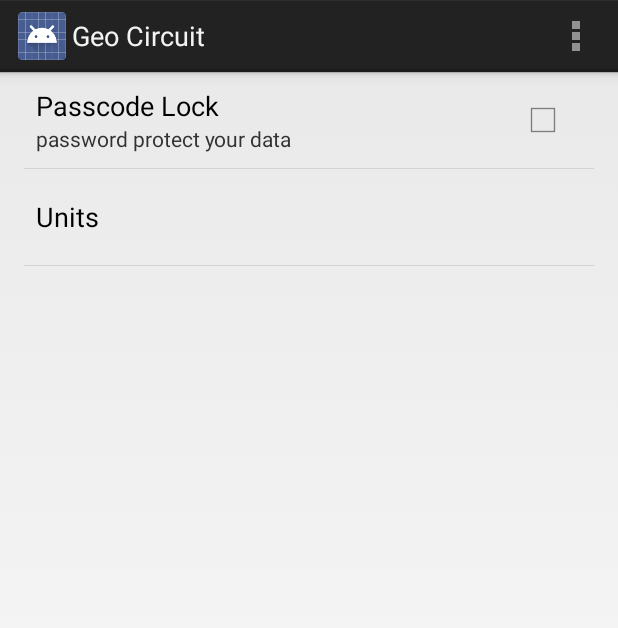
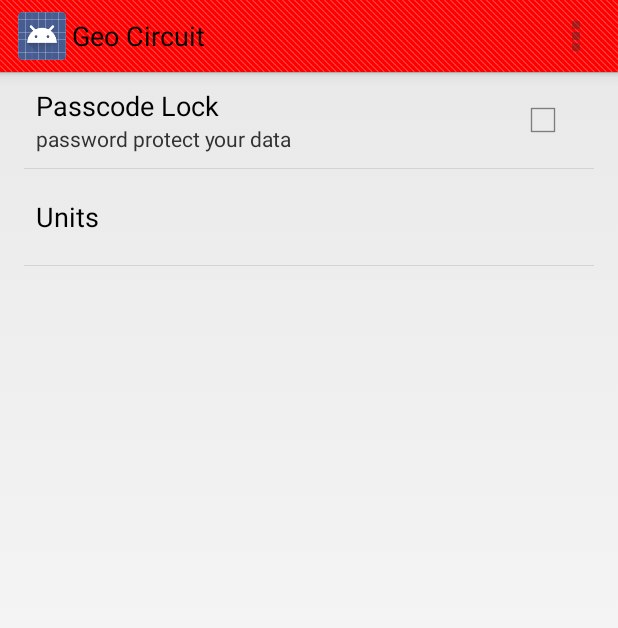
Before and after one commit to jasonscott5391/geo-circuit, an Android app: the screen it shows after launch (MainActivity), on a phone screen of 412 x 824 dp. Shown: the top 628 px of the screen. Run offline under Robolectric (Android 15) with nearby library versions, the phone set to English and light mode, and no system bars.

Commit message:
Reverted back to style

```diff
--- a/GeoCircuit/app/src/main/res/values/styles.xml
+++ b/GeoCircuit/app/src/main/res/values/styles.xml
@@ -1,8 +1,80 @@
+<?xml version="1.0" encoding="utf-8"?>
+<!-- File created by the Android Action Bar Style Generator
+
+     Copyright (C) 2011 The Android Open Source Project
+     Copyright (C) 2012 readyState Software Ltd
+
+     Licensed under the Apache License, Version 2.0 (the "License");
+     you may not use this file except in compliance with the License.
+     You may obtain a copy of the License at
+
+          http://www.apache.org/licenses/LICENSE-2.0
+
+     Unless required by applicable law or agreed to in writing, software
+     distributed under the License is distributed on an "AS IS" BASIS,
+     WITHOUT WARRANTIES OR CONDITIONS OF ANY KIND, either express or implied.
+     See the License for the specific language governing permissions and
+     limitations under the License.
+-->
+
 <resources>
 
-    <!-- Base application theme. -->
-    <style name="AppTheme" parent="android:Theme.Holo.Light.DarkActionBar">
-        <!-- Customize your theme here. -->
+    <style name="Theme.Geo_circuit" parent="@android:style/Theme.Holo.Light">
+        <item name="android:actionBarItemBackground">@drawable/selectable_background_geo_circuit</item>
+        <item name="android:popupMenuStyle">@style/PopupMenu.Geo_circuit</item>
+        <item name="android:dropDownListViewStyle">@style/DropDownListView.Geo_circuit</item>
+        <item name="android:actionBarTabStyle">@style/ActionBarTabStyle.Geo_circuit</item>
+        <item name="android:actionDropDownStyle">@style/DropDownNav.Geo_circuit</item>
+        <item name="android:actionBarStyle">@style/ActionBar.Solid.Geo_circuit</item>
+        <item name="android:actionModeBackground">@drawable/cab_background_top_geo_circuit</item>
+        <item name="android:actionModeSplitBackground">@drawable/cab_background_bottom_geo_circuit</item>
+        <item name="android:actionModeCloseButtonStyle">@style/ActionButton.CloseMode.Geo_circuit</item>
+
+
+    </style>
+
+    <style name="ActionBar.Solid.Geo_circuit" parent="@android:style/Widget.Holo.Light.ActionBar.Solid">
+        <item name="android:background">@drawable/ab_background_textured_geo_circuit</item>
+        <item name="android:backgroundStacked">@drawable/ab_stacked_solid_geo_circuit</item>
+        <item name="android:backgroundSplit">@drawable/ab_background_textured_geo_circuit</item>
+        <item name="android:progressBarStyle">@style/ProgressBar.Geo_circuit</item>
+    </style>
+
+    <style name="ActionBar.Transparent.Geo_circuit" parent="@android:style/Widget.Holo.Light.ActionBar">
+        <item name="android:background">@drawable/ab_transparent_geo_circuit</item>
+        <item name="android:progressBarStyle">@style/ProgressBar.Geo_circuit</item>
+    </style>
+
+    <style name="PopupMenu.Geo_circuit" parent="@android:style/Widget.Holo.Light.ListPopupWindow">
+        <item name="android:popupBackground">@drawable/menu_dropdown_panel_geo_circuit</item>
+    </style>
+
+    <style name="DropDownListView.Geo_circuit" parent="@android:style/Widget.Holo.Light.ListView.DropDown">
+        <item name="android:listSelector">@drawable/selectable_background_geo_circuit</item>
+    </style>
+
+    <style name="ActionBarTabStyle.Geo_circuit" parent="@android:style/Widget.Holo.Light.ActionBar.TabView">
+        <item name="android:background">@drawable/tab_indicator_ab_geo_circuit</item>
+    </style>
+
+    <style name="DropDownNav.Geo_circuit" parent="@android:style/Widget.Holo.Light.Spinner">
+        <item name="android:background">@drawable/spinner_background_ab_geo_circuit</item>
+        <item name="android:popupBackground">@drawable/menu_dropdown_panel_geo_circuit</item>
+        <item name="android:dropDownSelector">@drawable/selectable_background_geo_circuit</item>
+    </style>
+
+    <style name="ProgressBar.Geo_circuit" parent="@android:style/Widget.Holo.Light.ProgressBar.Horizontal">
+        <item name="android:progressDrawable">@drawable/progress_horizontal_geo_circuit</item>
+    </style>
+
+    <style name="ActionButton.CloseMode.Geo_circuit" parent="@android:style/Widget.Holo.Light.ActionButton.CloseMode">
+        <item name="android:background">@drawable/btn_cab_done_geo_circuit</item>
+    </style>
+
+    <!-- this style is only referenced in a Light.DarkActionBar based theme -->
+    <style name="Theme.Geo_circuit.Widget" parent="@android:style/Theme.Holo">
+        <item name="android:popupMenuStyle">@style/PopupMenu.Geo_circuit</item>
+        <item name="android:dropDownListViewStyle">@style/DropDownListView.Geo_circuit</item>
     </style>
 
 </resources>
```
Also changed, not shown: GeoCircuit/app/src/main/AndroidManifest.xml (+20 -1 lines).
